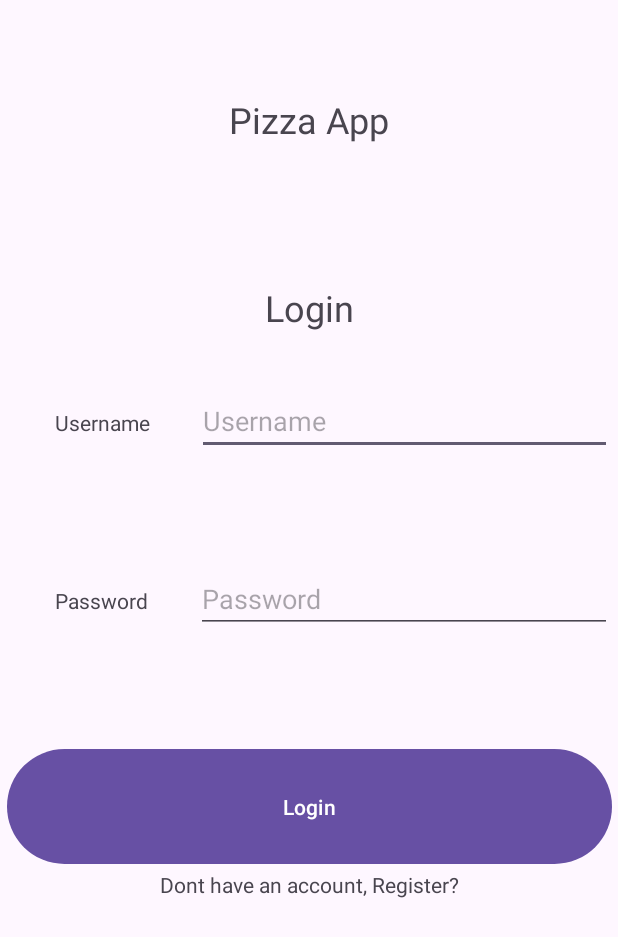
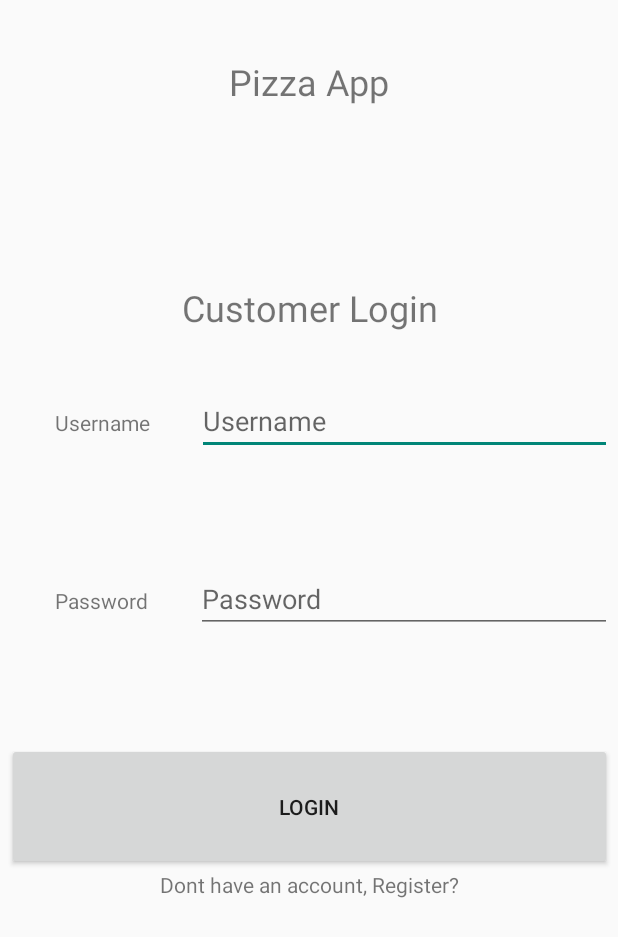
Before and after one commit to Nibha-Maharjan/Android_Milestone, an Android app: the layout activity_main.xml on its own in the app's theme, with its tools: preview values and no code run, on a phone screen of 412 x 824 dp. Shown: the top 937 px of the screen. Run offline under Robolectric (Android 15) with nearby library versions, the phone set to English and light mode, and no system bars.

Commit message:
Login Screens Made

```diff
--- a/app/src/main/res/layout/activity_main.xml
+++ b/app/src/main/res/layout/activity_main.xml
@@ -16,7 +16,7 @@
         app:layout_constraintEnd_toEndOf="parent"
         app:layout_constraintStart_toStartOf="parent"
         app:layout_constraintTop_toTopOf="parent"
-        app:layout_constraintVertical_bias="0.081" />
+        app:layout_constraintVertical_bias="0.049" />
 
     <LinearLayout
         android:layout_width="403dp"
@@ -32,7 +32,7 @@
             android:layout_width="match_parent"
             android:layout_height="wrap_content"
             android:layout_weight=".5"
-            android:text="Login"
+            android:text="Customer Login"
             android:textAlignment="center"
             android:textSize="24sp" />
 
--- a/app/src/main/res/values/strings.xml
+++ b/app/src/main/res/values/strings.xml
@@ -2,4 +2,9 @@
     <string name="app_name">NibhaMaharjan_MAPD711_Assignment4</string>
     <string name="user_name">Username</string>
     <string name="pass_word">Password</string>
+    <string name="first_name">First Name</string>
+    <string name="last_name">Last Name</string>
+    <string name="address">Address</string>
+    <string name="city">City</string>
+    <string name="postal_code">Postal Code</string>
 </resources>
--- a/app/src/main/res/values/themes.xml
+++ b/app/src/main/res/values/themes.xml
@@ -1,6 +1,6 @@
 <resources xmlns:tools="http://schemas.android.com/tools">
     <!-- Base application theme. -->
-    <style name="Base.Theme.NibhaMaharjan_MAPD711_Assignment4" parent="Theme.Material3.DayNight.NoActionBar">
+    <style name="Base.Theme.NibhaMaharjan_MAPD711_Assignment4" parent="Theme.AppCompat.Light.DarkActionBar">
         <!-- Customize your light theme here. -->
         <!-- <item name="colorPrimary">@color/my_light_primary</item> -->
     </style>
```
Also changed, not shown: app/src/main/AndroidManifest.xml (+12 -0 lines), app/src/main/java/com/example/nibhamaharjan_mapd711_assignment4/MainActivity.kt (+31 -0 lines).
